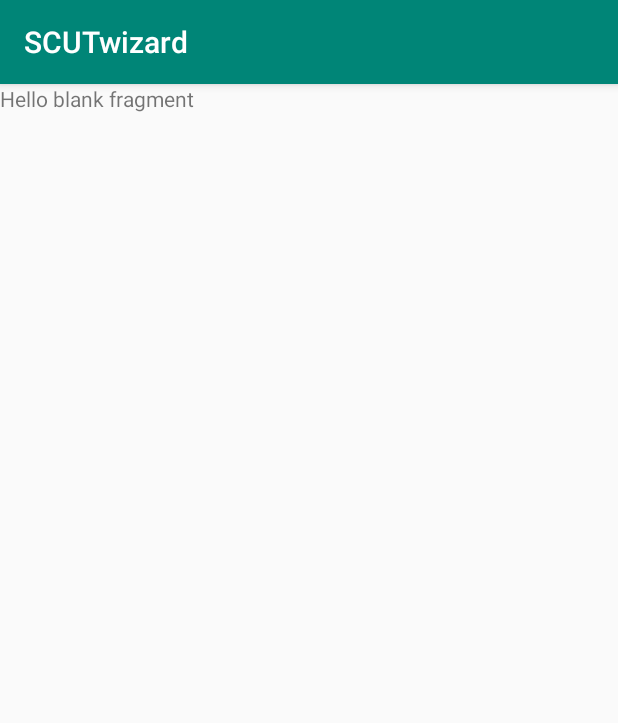
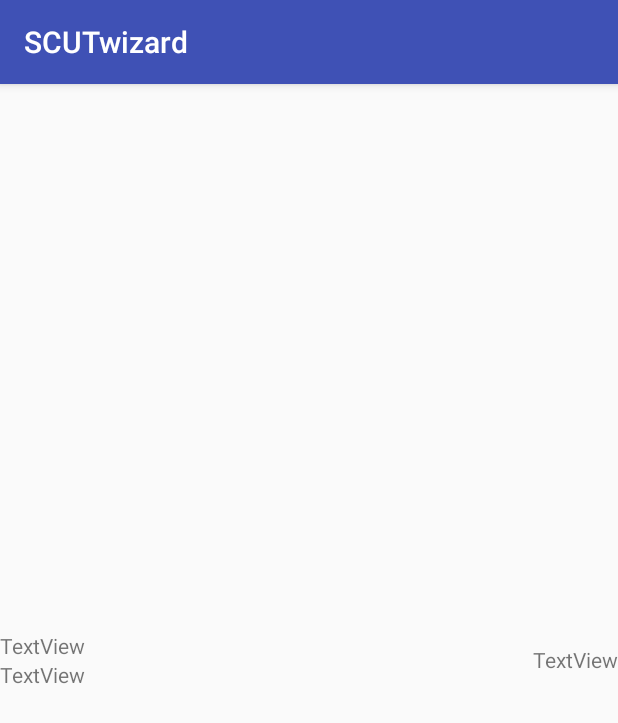
Before and after one commit to scut-wizard/scut-wizard, an Android app: the fragment ScoreRowFrag shown on its own in the app's theme, on a phone screen of 412 x 824 dp. Shown: the top 723 px of the screen. Run offline under Robolectric (Android 15) with nearby library versions, the phone set to English and light mode, and no system bars.

Commit message:
+ BottomBar @ ScoreHelper

```diff
--- a/app/build.gradle
+++ b/app/build.gradle
@@ -21,9 +21,8 @@ android {
 
 dependencies {
     implementation fileTree(dir: 'libs', include: ['*.jar'])
-    implementation 'androidx.appcompat:appcompat:1.1.0'
     implementation 'androidx.constraintlayout:constraintlayout:1.1.3'
-    implementation 'com.google.android.material:material:1.2.0-alpha02'
+    implementation 'com.google.android.material:material:1.0.0'
     implementation 'androidx.legacy:legacy-support-v4:1.0.0'
     testImplementation 'junit:junit:4.12'
     androidTestImplementation 'androidx.test:runner:1.1.1'
@@ -31,6 +30,7 @@ dependencies {
     implementation 'com.github.rey5137:material:1.3.0'
     implementation 'androidx.percentlayout:percentlayout:1.0.0'
     implementation 'androidx.recyclerview:recyclerview:1.1.0'
+    implementation 'top.zibin:Luban:1.1.8' // compress image
     // implementation 'com.android.support:design:27.1.1'
     // implementation 'com.android.support:support-v4:27.1.1'
 }
--- a/app/src/main/AndroidManifest.xml
+++ b/app/src/main/AndroidManifest.xml
@@ -11,10 +11,11 @@
         android:supportsRtl="true"
         android:theme="@style/AppTheme"
         tools:ignore="GoogleAppIndexingWarning">
-        <activity android:name=".WelcomeActivity">
+        <activity
+            android:name=".WelcomeActivity"
+            android:theme="@android:style/Theme.NoTitleBar.Fullscreen">
             <intent-filter>
                 <action android:name="android.intent.action.MAIN" />
-
                 <category android:name="android.intent.category.LAUNCHER" />
             </intent-filter>
         </activity>
--- a/app/src/main/java/com/scut/scutwizard/ScoreHelper/HelperActivity.java
+++ b/app/src/main/java/com/scut/scutwizard/ScoreHelper/HelperActivity.java
@@ -26,9 +26,9 @@ public class HelperActivity extends AppCompatActivity implements StatsFragment.O
         vp = findViewById(R.id.helper_vp);
 
         adapter = new TabAdapter(getSupportFragmentManager());
-        adapter.addFragment(new StatsFragment(), getString(R.string.deyu));
-        adapter.addFragment(new StatsFragment(), getString(R.string.zhiyu));
-        adapter.addFragment(new StatsFragment(), getString(R.string.wenti));
+        adapter.addFragment(StatsFragment.newInstance("德"), getString(R.string.deyu));
+        adapter.addFragment(StatsFragment.newInstance("智"), getString(R.string.zhiyu));
+        adapter.addFragment(StatsFragment.newInstance("体"), getString(R.string.wenti));
 
         vp.setAdapter(adapter);
         tabLayout.setupWithViewPager(vp);
--- a/app/src/main/java/com/scut/scutwizard/ScoreHelper/Score.java
+++ b/app/src/main/java/com/scut/scutwizard/ScoreHelper/Score.java
@@ -8,6 +8,7 @@ public class Score {
     private double value;
     private Date createDate, lastModifiedDate, eventDate;
     private String specificCategory;
+    // TODO: 存证明材料图片
 
     public Score() {
     }
--- a/app/src/main/java/com/scut/scutwizard/ScoreHelper/ScoreRow.java
+++ b/app/src/main/java/com/scut/scutwizard/ScoreHelper/ScoreRowFrag.java
@@ -13,10 +13,10 @@ import androidx.fragment.app.Fragment;
 /**
  * A simple {@link Fragment} subclass.
  */
-public class ScoreRow extends Fragment {
+public class ScoreRowFrag extends Fragment {
 
 
-    public ScoreRow() {
+    public ScoreRowFrag() {
         // Required empty public constructor
     }
 
--- a/app/src/main/java/com/scut/scutwizard/WelcomeActivity.java
+++ b/app/src/main/java/com/scut/scutwizard/WelcomeActivity.java
@@ -1,5 +1,6 @@
 package com.scut.scutwizard;
 
+import android.app.Activity;
 import android.content.Intent;
 import android.media.MediaPlayer;
 import android.net.Uri;
@@ -13,9 +14,7 @@ import com.rey.material.widget.Button;
 import java.util.Timer;
 import java.util.TimerTask;
 
-import androidx.appcompat.app.AppCompatActivity;
-
-public class WelcomeActivity extends AppCompatActivity {
+public class WelcomeActivity extends Activity {
 
     private VideoView videoView;
     private Timer skipTimer;
@@ -24,7 +23,6 @@ public class WelcomeActivity extends AppCompatActivity {
     protected void onCreate(Bundle savedInstanceState) {
         super.onCreate(savedInstanceState);
         setContentView(R.layout.activity_welcome);
-        getSupportActionBar().hide();
 
         videoView = findViewById(R.id.video_view);
         videoView.setVideoURI(Uri.parse("android.resource://" + getPackageName() + "/" + R.raw.welcome));
--- a/app/src/main/res/layout/activity_helper.xml
+++ b/app/src/main/res/layout/activity_helper.xml
@@ -1,5 +1,5 @@
 <?xml version="1.0" encoding="utf-8"?>
-<LinearLayout xmlns:android="http://schemas.android.com/apk/res/android"
+<androidx.coordinatorlayout.widget.CoordinatorLayout xmlns:android="http://schemas.android.com/apk/res/android"
     xmlns:app="http://schemas.android.com/apk/res-auto"
     xmlns:tools="http://schemas.android.com/tools"
     android:layout_width="match_parent"
@@ -7,11 +7,11 @@
     android:orientation="vertical"
     tools:context=".ScoreHelper.HelperActivity">
 
+
     <com.google.android.material.tabs.TabLayout
         android:id="@+id/helper_tab_layout"
         android:layout_width="match_parent"
         android:layout_height="wrap_content"
-        android:layout_alignParentTop="true"
         app:tabGravity="fill">
 
         <com.google.android.material.tabs.TabItem
@@ -36,4 +36,4 @@
         android:layout_width="match_parent"
         android:layout_height="match_parent" />
 
-</LinearLayout>
+</androidx.coordinatorlayout.widget.CoordinatorLayout>
--- a/app/src/main/res/layout/activity_welcome.xml
+++ b/app/src/main/res/layout/activity_welcome.xml
@@ -38,14 +38,12 @@
 
     <com.rey.material.widget.Button
         android:id="@+id/skip_btn"
-        android:layout_width="wrap_content"
+        android:layout_width="60sp"
         android:layout_height="30sp"
         android:layout_alignParentEnd="true"
         android:layout_alignParentRight="true"
         android:layout_alignParentBottom="true"
-        android:layout_marginRight="30sp"
-        android:layout_marginBottom="30sp"
-        android:layout_marginEnd="30sp"
+        android:layout_margin="30sp"
         android:background="@drawable/btn_selector"
         android:textColor="@android:color/white"
         android:text="@string/skip_btn_text"
--- a/app/src/main/res/layout/fragment_score_row.xml
+++ b/app/src/main/res/layout/fragment_score_row.xml
@@ -1,14 +1,37 @@
 <?xml version="1.0" encoding="utf-8"?>
-<FrameLayout xmlns:android="http://schemas.android.com/apk/res/android"
+<RelativeLayout xmlns:android="http://schemas.android.com/apk/res/android"
     xmlns:tools="http://schemas.android.com/tools"
     android:layout_width="match_parent"
     android:layout_height="match_parent"
-    tools:context=".ScoreHelper.ScoreRow">
+    tools:context=".ScoreHelper.ScoreRowFrag">
 
-    <!-- TODO: Update blank fragment layout -->
+    <LinearLayout
+        android:layout_width="wrap_content"
+        android:layout_height="wrap_content"
+        android:layout_alignParentLeft="true"
+        android:layout_centerInParent="true"
+        android:orientation="vertical">
+
+        <TextView
+            android:id="@+id/textView_description"
+            android:layout_width="wrap_content"
+            android:layout_height="wrap_content"
+            android:text="TextView" />
+
+        <TextView
+            android:id="@+id/textView_eventDate"
+            android:layout_width="wrap_content"
+            android:layout_height="wrap_content"
+            android:text="TextView" />
+    </LinearLayout>
+
     <TextView
-        android:layout_width="match_parent"
-        android:layout_height="match_parent"
-        android:text="@string/hello_blank_fragment" />
+        android:id="@+id/textView_value"
+        android:layout_width="wrap_content"
+        android:layout_height="wrap_content"
+        android:layout_alignParentLeft="false"
+        android:layout_alignParentRight="true"
+        android:layout_centerInParent="true"
+        android:text="TextView" />
 
-</FrameLayout>
+</RelativeLayout>
--- a/app/src/main/res/values/colors.xml
+++ b/app/src/main/res/values/colors.xml
@@ -1,6 +1,9 @@
 <?xml version="1.0" encoding="utf-8"?>
 <resources>
-    <color name="colorPrimary">#008577</color>
-    <color name="colorPrimaryDark">#00574B</color>
+    <!--        <color name="colorPrimary">#008577</color>-->
+    <!--        <color name="colorPrimaryDark">#00574B</color>-->
+    <!--    <color name="colorAccent">#D81B60</color>-->
+    <color name="colorPrimary">#3F51B5</color>
+    <color name="colorPrimaryDark">#2C387D</color>
     <color name="colorAccent">#D81B60</color>
 </resources>
--- a/app/src/main/res/values/strings.xml
+++ b/app/src/main/res/values/strings.xml
@@ -32,6 +32,7 @@
     <string name="error_invalid_password">This password is too short</string>
     <string name="error_incorrect_password">This password is incorrect</string>
     <string name="error_field_required">This field is required</string>
+
     <string name="deyu">德育</string>
     <string name="zhiyu">智育</string>
     <string name="wenti">文体</string>
--- a/build.gradle
+++ b/build.gradle
@@ -11,7 +11,7 @@ buildscript {
         google()
     }
     dependencies {
-        classpath 'com.android.tools.build:gradle:3.2.0'
+        classpath 'com.android.tools.build:gradle:3.5.1'
         classpath 'com.github.dcendents:android-maven-gradle-plugin:1.3'
 
 
```
Also changed, not shown: app/src/main/java/com/scut/scutwizard/ScoreHelper/ScoreRowAdapter.java (added, +28 -0 lines), app/src/main/res/drawable/ic_add_white_24dp.xml (added, +10 -0 lines), app/src/main/res/layout/fragment_stats.xml (+29 -5 lines), gradle/wrapper/gradle-wrapper.properties.
